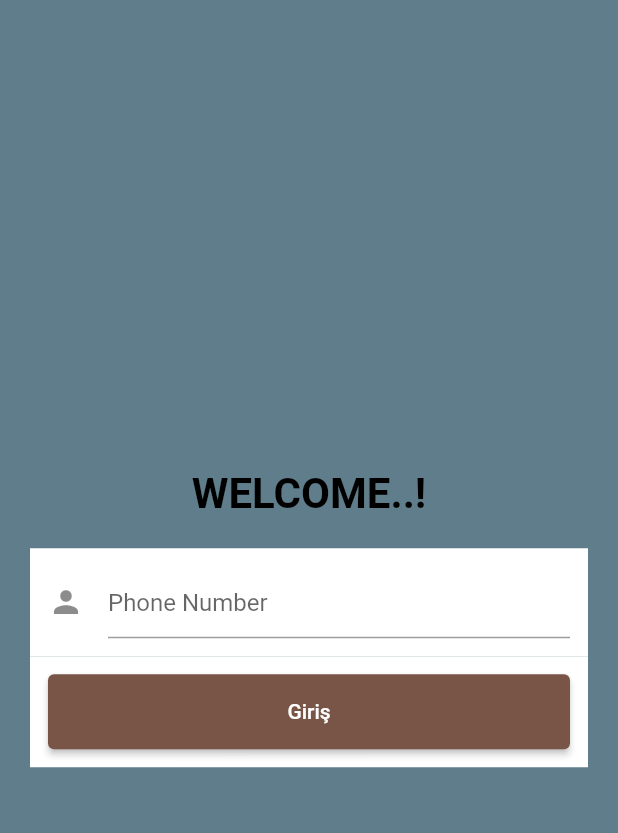
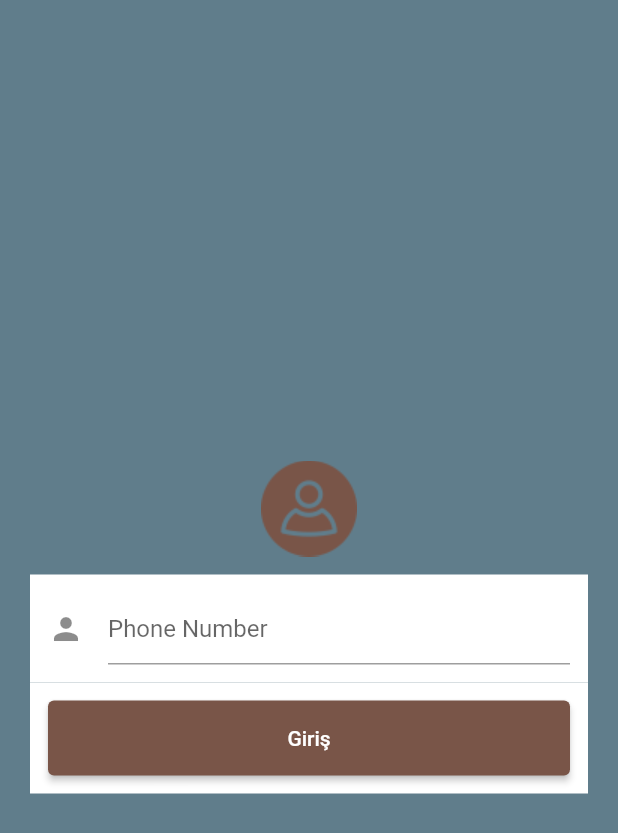
Before and after one commit to fahricandurucan/kolayca_teslimat_flutter, a Flutter app: the HomePage screen opened directly, in the side drawer, after a tap on "Çıkış Yap", on a phone screen of 412 x 824 dp. Shown: the top 833 px of the screen. Run offline on Flutter 3.47's test engine with Material 2 defaults, Android fonts, the phone set to English and light mode, and no system bars.

Commit message:
some icons added to on loginPage and homePage

```diff
--- a/lib/pages/home_page.dart
+++ b/lib/pages/home_page.dart
@@ -32,11 +32,11 @@ class _HomePageState extends State<HomePage> {
                   CircleAvatar(
                     radius: 40,
                     backgroundColor: Colors.blueGrey,
-                    backgroundImage: NetworkImage("https://cdn-icons-png.flaticon.com/128/383/383980.png"),
+                    backgroundImage: AssetImage("assets/ic_launcher.png"),
 
                   ),
                   SizedBox(height: 15,),
-                  Text("Kolayca Teslimat",style: TextStyle(fontSize: 21),),
+                  Text("Kolayca Teslimat",style: TextStyle(fontSize: 21,color: Colors.white),),
                 ],
               ),
             decoration: BoxDecoration(
--- a/lib/pages/login_page.dart
+++ b/lib/pages/login_page.dart
@@ -56,11 +56,12 @@ class _LoginPageState extends State<LoginPage> {
         child: Column(
           mainAxisAlignment: MainAxisAlignment.center,
           children: [
-            Padding(
-                padding: EdgeInsets.only(bottom: 20),
-              child:Text("WELCOME..!",style:
-              TextStyle(color: Colors.black,fontSize: 28,fontWeight: FontWeight.bold),),
-            ),
+            // Padding(
+            //     padding: EdgeInsets.only(bottom: 20),
+            //   child:Text("WELCOME..!",style:
+            //   TextStyle(color: Colors.black,fontSize: 28,fontWeight: FontWeight.bold),),
+            // ),
+            Padding(padding: EdgeInsets.all(12),child: Image.asset("assets/z.png"),),
             buildPhoneNumber(),
             buildLoginButton(),
           ],
--- a/pubspec.yaml
+++ b/pubspec.yaml
@@ -59,8 +59,8 @@ flutter:
   uses-material-design: true
 
   # To add assets to your application, add an assets section, like this:
-  # assets:
-  #   - images/a_dot_burr.jpeg
+  assets:
+   - assets/
   #   - images/a_dot_ham.jpeg
 
   # An image asset can refer to one or more resolution-specific "variants", see
```
Also changed, not shown: assets/ic_launcher.png (added), assets/user.png (added), assets/x.png (added), assets/y.png (added), assets/z.png (added).
